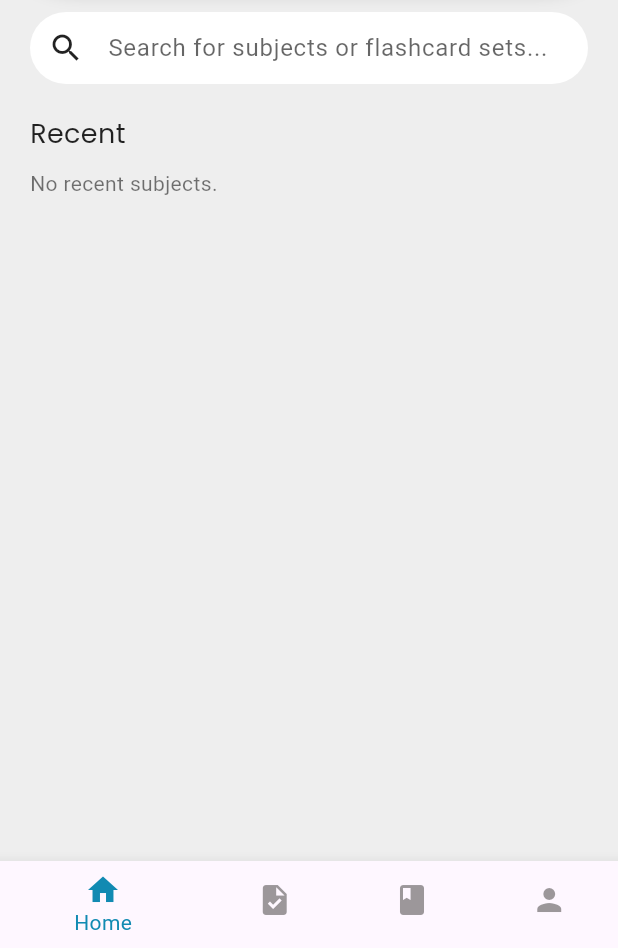
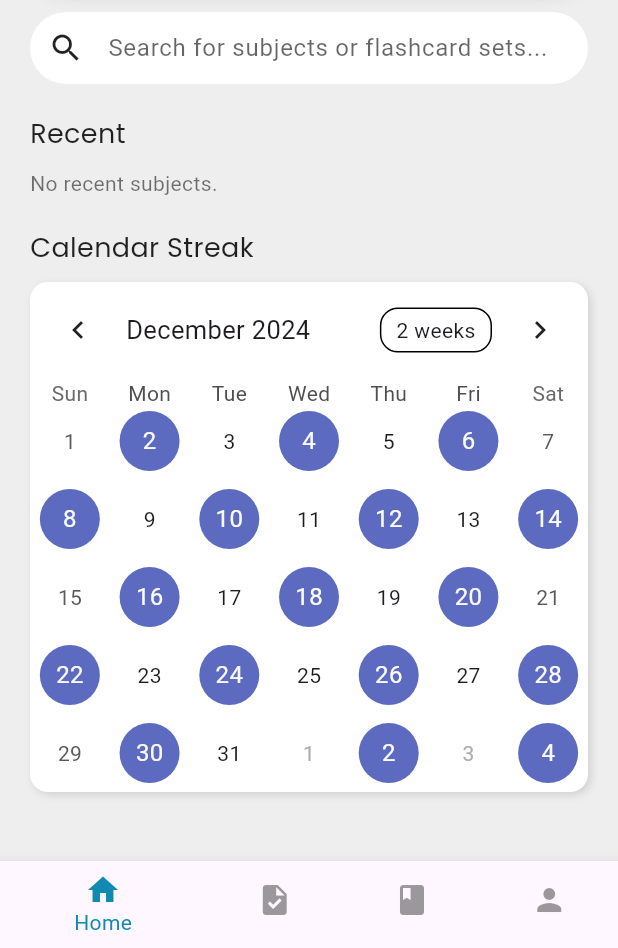
Before and after one commit to iZilchi/Quiz-Whiz, a Flutter app: the HomePage screen opened by its route, on a phone screen of 412 x 824 dp, the part 288-1236 px from its top. Run offline on Flutter 3.47's test engine with Material 3 defaults, Android fonts, the phone set to English and light mode, and no system bars; drawn by our look-alikes of table_calendar; our stand-ins replace cloud_firestore, firebase_auth, firebase_core, flip_card, flutter_riverpod, google_fonts and 2 more; accounts and stored records are empty.

Commit message:
added UI for Calendar Streak

```diff
--- a/lib/pages/home_page.dart
+++ b/lib/pages/home_page.dart
@@ -4,6 +4,7 @@ import 'package:flashcard_project/subject%20function/add_flashcardSets_screen.da
 import 'package:flashcard_project/subject%20function/add_flashcards_screen.dart';
 import 'package:flutter/material.dart';
 import 'package:flutter_riverpod/flutter_riverpod.dart';
+import 'package:table_calendar/table_calendar.dart'; // Import the table_calendar package
 import '../widgets/header.dart';
 import '../firebase/firestore_services.dart';
 import '../navigation buttons/quiz_screen.dart';
@@ -52,7 +53,7 @@ class _HomePageState extends State<HomePage> {
       backgroundColor: Colors.grey[200],
       body: Column(
         children: [
-          Header(title: 'QUIZ\nWHIZ',  isHomePage: _currentIndex == 0), // Dynamic header
+          Header(title: 'QUIZ\nWHIZ', isHomePage: _currentIndex == 0), // Dynamic header
           Expanded(
             child: _pages[_currentIndex], // Show the page corresponding to the current tab
           ),
@@ -87,12 +88,24 @@ class HomeContent extends ConsumerStatefulWidget {
 class _HomeContentState extends ConsumerState<HomeContent> {
   List<dynamic> searchResults = [];
   FocusNode _searchFocusNode = FocusNode(); // FocusNode to track search bar focus
+  TextEditingController _searchController = TextEditingController(); // Text controller for the search input
+
+  // Calendar variables
+  late final ValueNotifier<List<int>> _selectedDays;
+  late final DateTime _focusedDay;
 
   @override
   void initState() {
     super.initState();
     _searchFocusNode.addListener(() {
       setState(() {}); // Rebuild when the search bar gains or loses focus
+    });
+
+    _focusedDay = DateTime.now(); // Set the focused day to today
+    _selectedDays = ValueNotifier<List<int>>([]); // Initialize with no selected days
+
+    _searchController.addListener(() {
+      _performSearch(_searchController.text); // Perform search every time the input changes
     });
   }
 
@@ -112,6 +125,8 @@ class _HomeContentState extends ConsumerState<HomeContent> {
   @override
   void dispose() {
     _searchFocusNode.dispose();
+    _selectedDays.dispose(); // Dispose of the ValueNotifier
+    _searchController.dispose(); // Dispose of the text controller
     super.dispose();
   }
 
@@ -125,9 +140,10 @@ class _HomeContentState extends ConsumerState<HomeContent> {
         child: Column(
           crossAxisAlignment: CrossAxisAlignment.start,
           children: [
+            // Search Bar
             TextField(
               focusNode: _searchFocusNode, // Attach the FocusNode
-              onChanged: _performSearch,
+              controller: _searchController, // Attach the TextEditingController
               decoration: InputDecoration(
                 prefixIcon: const Icon(Icons.search, color: Colors.black87),
                 hintText: 'Search for subjects or flashcard sets...',
@@ -143,6 +159,7 @@ class _HomeContentState extends ConsumerState<HomeContent> {
             ),
             const SizedBox(height: 20),
 
+            // Display search results if available
             if (_searchFocusNode.hasFocus && searchResults.isNotEmpty)
               Container(
                 decoration: BoxDecoration(
@@ -266,7 +283,48 @@ class _HomeContentState extends ConsumerState<HomeContent> {
                   },
                 ),
               ),
+            const SizedBox(height: 20),
+
+            // Calendar Streak
+            Text(
+              'Calendar Streak',
+              style: GoogleFonts.poppins(
+                fontSize: 18,
+                fontWeight: FontWeight.normal,
+                color: Colors.black87,
+              ),
+            ),
             const SizedBox(height: 10),
+
+            Container(
+              decoration: BoxDecoration(
+                color: Colors.white,
+                borderRadius: BorderRadius.circular(12),
+                boxShadow: const [
+                  BoxShadow(
+                    color: Colors.black12,
+                    blurRadius: 4,
+                    offset: Offset(2, 2),
+                  ),
+                ],
+              ),
+              child: TableCalendar(
+                focusedDay: _focusedDay,
+                firstDay: DateTime.utc(2020, 01, 01),
+                lastDay: DateTime.utc(2030, 12, 31),
+                selectedDayPredicate: (day) {
+                  // Mark every even day as part of the streak
+                  return day.day.isEven;
+                },
+                onDaySelected: (selectedDay, focusedDay) {
+                  // Update selected day
+                  setState(() {
+                    _focusedDay = focusedDay;
+                    _selectedDays.value = [selectedDay.day];
+                  });
+                },
+              ),
+            ),
           ],
         ),
       ),
--- a/lib/subject function/add_flashcardSets_screen.dart
+++ b/lib/subject function/add_flashcardSets_screen.dart
@@ -306,7 +306,7 @@ class AddFlashcardSetScreen extends ConsumerWidget {
   backgroundColor: const Color.fromARGB(255, 135,206,235),
   appBar: AppBar(
     title: Text(
-      'Flashcard Sets for ${subject.title}',
+      '${subject.title}',
       style: GoogleFonts.poppins(
         fontSize: 20,
         fontWeight: FontWeight.w600,
--- a/lib/subject function/add_flashcards_screen.dart
+++ b/lib/subject function/add_flashcards_screen.dart
@@ -748,7 +748,7 @@ class AddFlashcardScreen extends ConsumerWidget {
       child: Scaffold(
         backgroundColor: Colors.grey[200],
         appBar: AppBar(
-          title: Text('Flashcards for ${flashcardSet.title}',
+          title: Text('${flashcardSet.title}',
           style: GoogleFonts.poppins(
             fontSize: 20,
             fontWeight: FontWeight.w600,
--- a/pubspec.yaml
+++ b/pubspec.yaml
@@ -31,6 +31,7 @@ dependencies:
   flutter:
     sdk: flutter
   flutter_riverpod: ^2.6.1
+  table_calendar: ^3.0.0
 
   # The following adds the Cupertino Icons font to your application.
   # Use with the CupertinoIcons class for iOS style icons.
```
Also changed, not shown: pubspec.lock.
